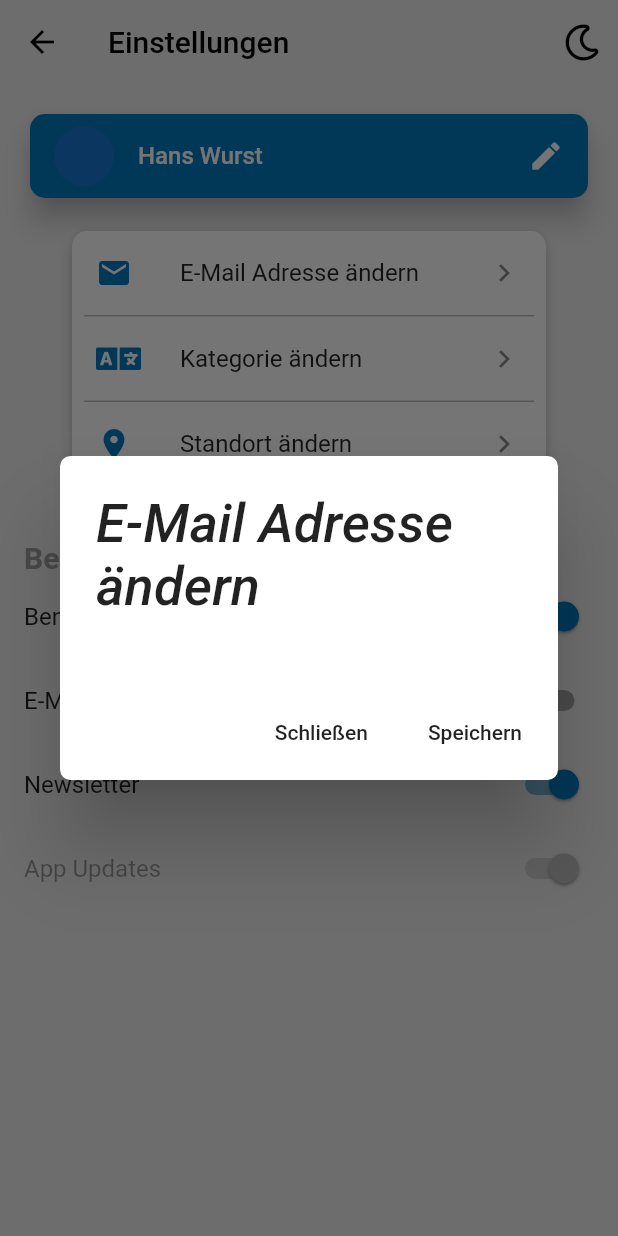
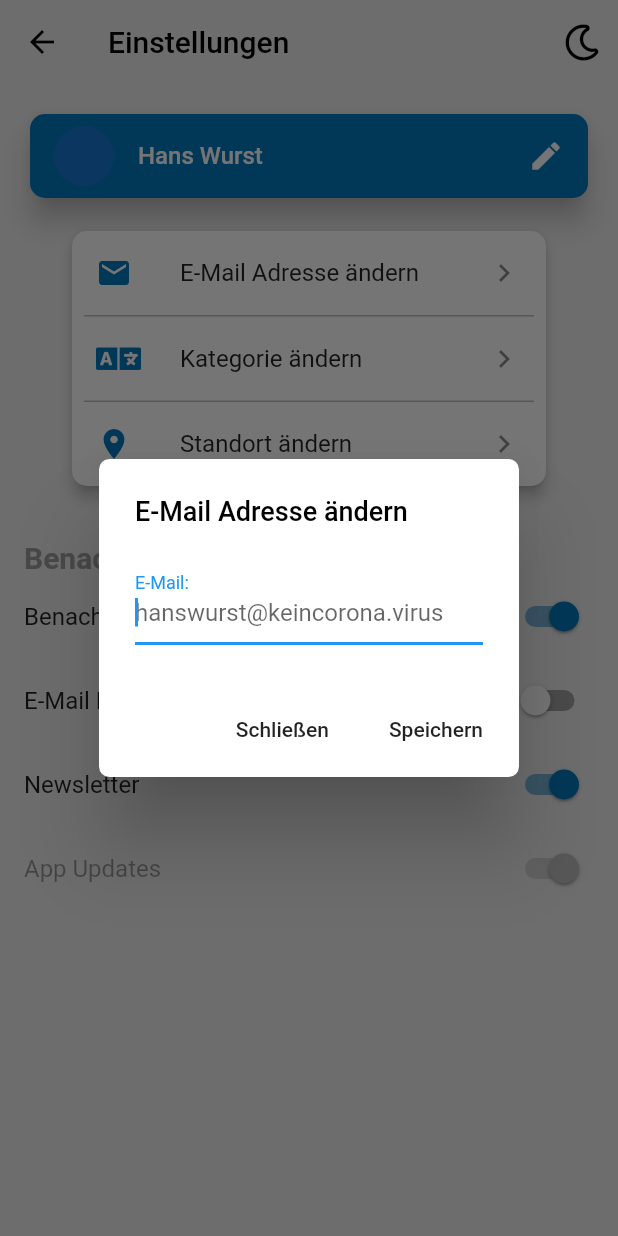
Before and after one commit to ronkun/darfichraus-app, a Flutter app: the WidgetSettings screen opened by its route, after a tap on "E-Mail Adresse ändern", on a phone screen of 412 x 824 dp. Run offline on Flutter 3.47's test engine with Material 2 defaults, Android fonts, the phone set to English and light mode, and no system bars; our stand-ins replace flutter_map, flutter_svg, font_awesome_flutter, latlong, shared_preferences, step_progress_indicator; missing offline and left inert: geojson, geopoint, pedantic; accounts and stored records are empty; network calls fail.

Commit message:
subscribe, email form , clean up

```diff
--- a/lib/MainDrawer.dart
+++ b/lib/MainDrawer.dart
@@ -1,6 +1,7 @@
 import 'package:flutter/material.dart';
 
 class MainDrawer extends StatelessWidget {
+
   @override
   Widget build(BuildContext context) {
     return Drawer(
--- a/lib/main.dart
+++ b/lib/main.dart
@@ -12,9 +12,8 @@ int initScreen;
 Future<void> main() async {
   WidgetsFlutterBinding.ensureInitialized();
   SharedPreferences prefs = await SharedPreferences.getInstance();
-  initScreen = await prefs.getInt("initScreen");
+  initScreen = prefs.getInt("initScreen");
   await prefs.setInt("initScreen", 1);
-  // print('initScreen ${initScreen}');
   runApp(MyApp());
 }
 
@@ -40,7 +39,6 @@ class MyApp extends StatelessWidget {
       ),
       initialRoute: initScreen == 0 || initScreen == null ? "first" : "/",
       routes: {
-        // '/': (context) => Home(title: Image.asset('assets/logo/Logo_darf-ich-raus-edit.png', fit: BoxFit.cover, width: 150, height: 50)),
         OnboardingScreen.routeId: (context) => OnboardingScreen(),
         "settings": (context) => WidgetSettings(),
         "map": (context) => WidgetMap(),
--- a/lib/widgets/advisor/CustomCheckboxTile.dart
+++ b/lib/widgets/advisor/CustomCheckboxTile.dart
@@ -124,9 +124,9 @@ class CustomListTile extends StatelessWidget {
     assert(debugCheckHasMaterial(context));
     final ThemeData theme = Theme.of(context);
     final ListTileTheme tileTheme = ListTileTheme.of(context);
-
     final bool isTwoLine = !isThreeLine && subtitle != null;
     final bool isOneLine = !isThreeLine && !isTwoLine;
+
     double tileHeight;
     if (isOneLine)
       tileHeight = 50.0;
--- /dev/null
+++ b/lib/widgets/settings/changeEmailForm.dart
@@ -0,0 +1,60 @@
+import 'package:flutter/material.dart';
+
+class ChangeEmailForm extends StatefulWidget {
+  @override
+  _ChangeEmailFormState createState() => new _ChangeEmailFormState();
+}
+
+class _ChangeEmailFormState extends State<ChangeEmailForm> {
+  @override
+  Widget build(BuildContext context) {
+    return _showDialog();
+  }
+
+  _showDialog() {
+    return new AlertDialog(
+        shape: RoundedRectangleBorder(borderRadius: new BorderRadius.circular(7)),
+        title: new Text('E-Mail Adresse ändern', style: TextStyle(color: Colors.black, fontSize: 18.0, fontStyle: FontStyle.normal)),
+        content: Row(
+            children: [
+              new Expanded(
+                child: new TextField(
+                  autofocus: true,
+                  decoration: new InputDecoration(
+                      labelText: 'E-Mail:', hintText: 'hanswurst@keincorona.virus'),
+                ),
+              )
+            ]),
+        actions: <Widget>[
+          FlatButton(
+            child: Text("Schließen"),
+            onPressed: () {
+              Navigator.of(context).pop();
+            }
+          ),
+          FlatButton(
+            child: Text("Speichern"),
+            onPressed: () {
+            // yourFunction();
+            }
+          )
+        ],
+      );
+    }
+}
+
+
+// class _SystemPadding extends StatelessWidget {
+//   final Widget child;
+
+//   _SystemPadding({Key key, this.child}) : super(key: key);
+
+//   @override
+//   Widget build(BuildContext context) {
+//     var mediaQuery = MediaQuery.of(context);
+//     return new AnimatedContainer(
+//         padding: mediaQuery.viewInsets,
+//         duration: const Duration(milliseconds: 300),
+//         child: child);
+//   }
+// }
--- a/lib/widgets/settings/settings.dart
+++ b/lib/widgets/settings/settings.dart
@@ -1,5 +1,5 @@
+import 'package:crimsy/widgets/settings/changeEmailForm.dart';
 import 'package:flutter/material.dart';
-import 'package:cached_network_image/cached_network_image.dart';
 import 'package:font_awesome_flutter/font_awesome_flutter.dart';
 
 class WidgetSettings extends StatefulWidget {
@@ -99,37 +99,54 @@ class _WidgetSettingsState extends State<WidgetSettings> {
                           ),
                           title: Text("E-Mail Adresse ändern"),
                           trailing: Icon(Icons.keyboard_arrow_right),
-                          onTap: () async {
-                            await showDialog(
-                              context: context,
-                              builder: (ctxt) => new AlertDialog(
-                                shape:
-                                 RoundedRectangleBorder(borderRadius: new BorderRadius.circular(7)),
-                                title: new Text('E-Mail Adresse ändern'),
-                                content: Row(
-                                    children: [
-                                      // TextField(
-                                      //   // controller: _textFieldController,
-                                      //   // decoration: InputDecoration(hintText: "TextField in Dialog"),
-                                      // ),
-                                    ]),
-                                actions: <Widget>[
-                                   FlatButton(
-                                    child: Text("Schließen"),
-                                    onPressed: () {
-                                     Navigator.of(context).pop();
-                                    }
-                                  ),
-                                  FlatButton(
-                                    child: Text("Speichern"),
-                                    onPressed: () {
-                                    // yourFunction();
-                                    }
-                                  )
-                                ],
-                              )
-                            );
-                          },
+                           onTap: () {
+                             showDialog(
+                                context: context,
+                                barrierDismissible: false,
+                                child: ChangeEmailForm()
+                              );
+                            }
+
+                          //  async {
+                          //    await showDialog(
+                          //     context: context,
+                          //     builder: (ctxt) => new ChangeEmailForm());
+                          // }
+
+
+                          // onTap: () async {
+                          //   await showDialog(
+                          //     context: context,
+                          //     builder: (ctxt) => new AlertDialog(
+                          //       shape: RoundedRectangleBorder(borderRadius: new BorderRadius.circular(7)),
+                          //       title: new Text('E-Mail Adresse ändern', style: TextStyle(color: Colors.black, fontSize: 18.0, fontStyle: FontStyle.normal)),
+                          //       content: Row(
+                          //           children: [
+                          //             new Expanded(
+                          //               child: new TextField(
+                          //                 autofocus: true,
+                          //                 decoration: new InputDecoration(
+                          //                     labelText: 'E-Mail:', hintText: 'hanswurst@keincorona.virus'),
+                          //               ),
+                          //             )
+                          //           ]),
+                          //       actions: <Widget>[
+                          //          FlatButton(
+                          //           child: Text("Schließen"),
+                          //           onPressed: () {
+                          //            Navigator.of(context).pop();
+                          //           }
+                          //         ),
+                          //         FlatButton(
+                          //           child: Text("Speichern"),
+                          //           onPressed: () {
+                          //           // yourFunction();
+                          //           }
+                          //         )
+                          //       ],
+                          //     )
+                          //   );
+                          // },
                         ),
                         _buildDivider(),
                         ListTile(
```
Also changed, not shown: lib/MainCustom.dart (+20 -17 lines), lib/subscribeForm.dart (added, +70 -0 lines), lib/utils/utility.dart (+48 -1 lines), lib/widgets/settings/change_email_form.dart (deleted).
